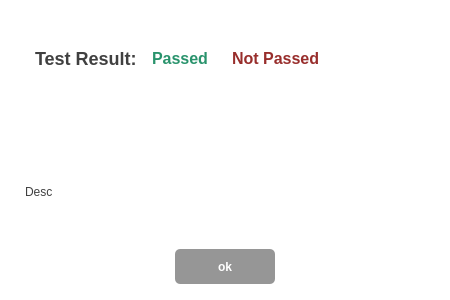
The window that uiFiles/verfication_result.ui (DORSA-co/Paticle_Size_Analyser) describes before a commit, drawn with Qt 5.
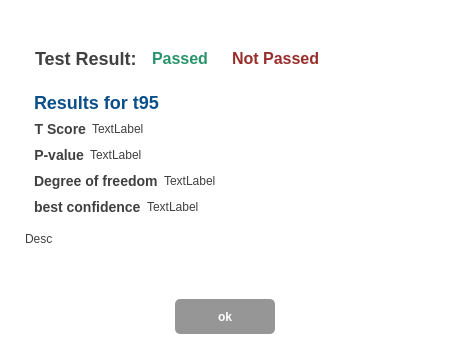
The same window after the commit. The open tabs and pages were chosen to show the change.

Patch:
```diff
--- a/uiFiles/verfication_result.ui
+++ b/uiFiles/verfication_result.ui
@@ -10,7 +10,7 @@
     <x>0</x>
     <y>0</y>
     <width>450</width>
-    <height>300</height>
+    <height>350</height>
    </rect>
   </property>
   <property name="minimumSize">
@@ -426,7 +426,192 @@
        </item>
       </layout>
      </widget>
-     <widget class="QWidget" name="type2"/>
+     <widget class="QWidget" name="type2">
+      <layout class="QVBoxLayout" name="verticalLayout">
+       <item>
+        <widget class="QLabel" name="description_lbl_2">
+         <property name="styleSheet">
+          <string notr="true">font-size: 18px;
+font-weight:bold;
+color: rgb(12, 80, 139);</string>
+         </property>
+         <property name="text">
+          <string>Results for t95</string>
+         </property>
+         <property name="wordWrap">
+          <bool>true</bool>
+         </property>
+        </widget>
+       </item>
+       <item>
+        <layout class="QHBoxLayout" name="horizontalLayout_3">
+         <property name="leftMargin">
+          <number>0</number>
+         </property>
+         <property name="topMargin">
+          <number>0</number>
+         </property>
+         <item>
+          <widget class="QLabel" name="label_4">
+           <property name="styleSheet">
+            <string notr="true">font-size: 14px;
+font-weight:bold;</string>
+           </property>
+           <property name="text">
+            <string>T Score</string>
+           </property>
+           <property name="alignment">
+            <set>Qt::AlignRight|Qt::AlignTrailing|Qt::AlignVCenter</set>
+           </property>
+          </widget>
+         </item>
+         <item>
+          <widget class="QLabel" name="t_score_lbl">
+           <property name="text">
+            <string>TextLabel</string>
+           </property>
+          </widget>
+         </item>
+         <item>
+          <spacer name="horizontalSpacer">
+           <property name="orientation">
+            <enum>Qt::Horizontal</enum>
+           </property>
+           <property name="sizeHint" stdset="0">
+            <size>
+             <width>40</width>
+             <height>20</height>
+            </size>
+           </property>
+          </spacer>
+         </item>
+        </layout>
+       </item>
+       <item>
+        <layout class="QHBoxLayout" name="horizontalLayout_5">
+         <property name="topMargin">
+          <number>0</number>
+         </property>
+         <item>
+          <widget class="QLabel" name="label_6">
+           <property name="styleSheet">
+            <string notr="true">font-size: 14px;
+font-weight:bold;</string>
+           </property>
+           <property name="text">
+            <string>P-value</string>
+           </property>
+           <property name="alignment">
+            <set>Qt::AlignRight|Qt::AlignTrailing|Qt::AlignVCenter</set>
+           </property>
+          </widget>
+         </item>
+         <item>
+          <widget class="QLabel" name="p_value_lbl">
+           <property name="text">
+            <string>TextLabel</string>
+           </property>
+          </widget>
+         </item>
+         <item>
+          <spacer name="horizontalSpacer_4">
+           <property name="orientation">
+            <enum>Qt::Horizontal</enum>
+           </property>
+           <property name="sizeHint" stdset="0">
+            <size>
+             <width>40</width>
+             <height>20</height>
+            </size>
+           </property>
+          </spacer>
+         </item>
+        </layout>
+       </item>
+       <item>
+        <layout class="QHBoxLayout" name="horizontalLayout_6">
+         <property name="leftMargin">
+          <number>0</number>
+         </property>
+         <property name="topMargin">
+          <number>0</number>
+         </property>
+         <item>
+          <widget class="QLabel" name="label_7">
+           <property name="styleSheet">
+            <string notr="true">font-size: 14px;
+font-weight:bold;</string>
+           </property>
+           <property name="text">
+            <string>Degree of freedom</string>
+           </property>
+          </widget>
+         </item>
+         <item>
+          <widget class="QLabel" name="df_lbl">
+           <property name="text">
+            <string>TextLabel</string>
+           </property>
+          </widget>
+         </item>
+         <item>
+          <spacer name="horizontalSpacer_5">
+           <property name="orientation">
+            <enum>Qt::Horizontal</enum>
+           </property>
+           <property name="sizeHint" stdset="0">
+            <size>
+             <width>40</width>
+             <height>20</height>
+            </size>
+           </property>
+          </spacer>
+         </item>
+        </layout>
+       </item>
+       <item>
+        <layout class="QHBoxLayout" name="horizontalLayout_7">
+         <property name="leftMargin">
+          <number>0</number>
+         </property>
+         <property name="topMargin">
+          <number>0</number>
+         </property>
+         <item>
+          <widget class="QLabel" name="label_8">
+           <property name="styleSheet">
+            <string notr="true">font-size: 14px;
+font-weight:bold;</string>
+           </property>
+           <property name="text">
+            <string>best confidence</string>
+           </property>
+          </widget>
+         </item>
+         <item>
+          <widget class="QLabel" name="best_confidence_lbl">
+           <property name="text">
+            <string>TextLabel</string>
+           </property>
+          </widget>
+         </item>
+         <item>
+          <spacer name="horizontalSpacer_6">
+           <property name="orientation">
+            <enum>Qt::Horizontal</enum>
+           </property>
+           <property name="sizeHint" stdset="0">
+            <size>
+             <width>40</width>
+             <height>20</height>
+            </size>
+           </property>
+          </spacer>
+         </item>
+        </layout>
+       </item>
+      </layout>
+     </widget>
     </widget>
    </item>
    <item>
```
Left out of the diff: 6 changed lines with no effect on the pictures.
